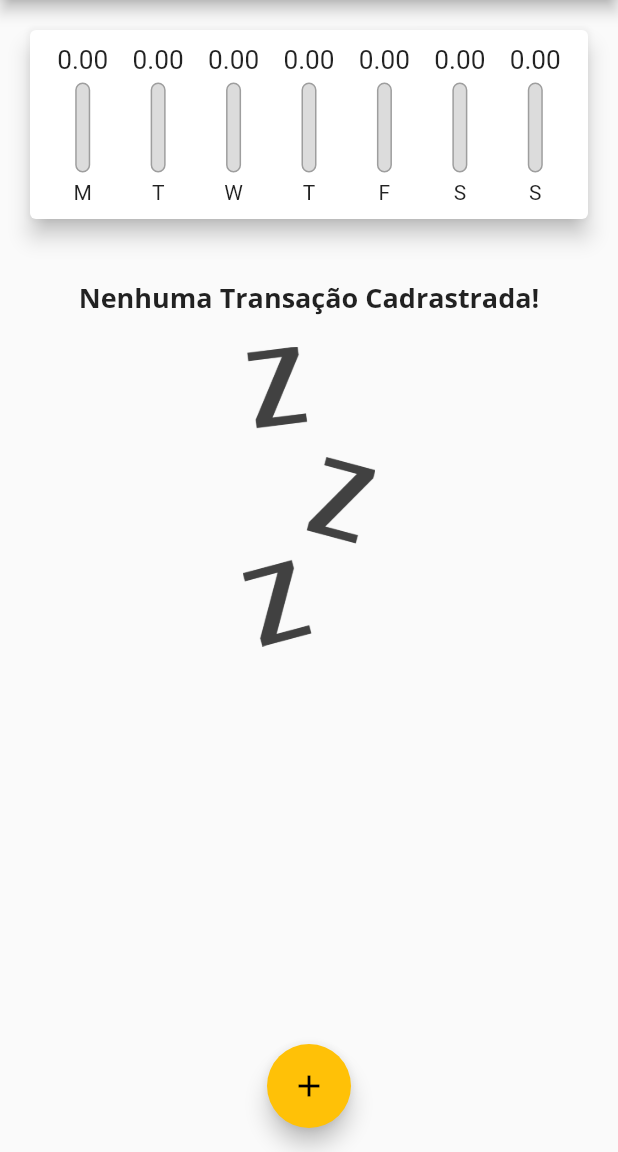
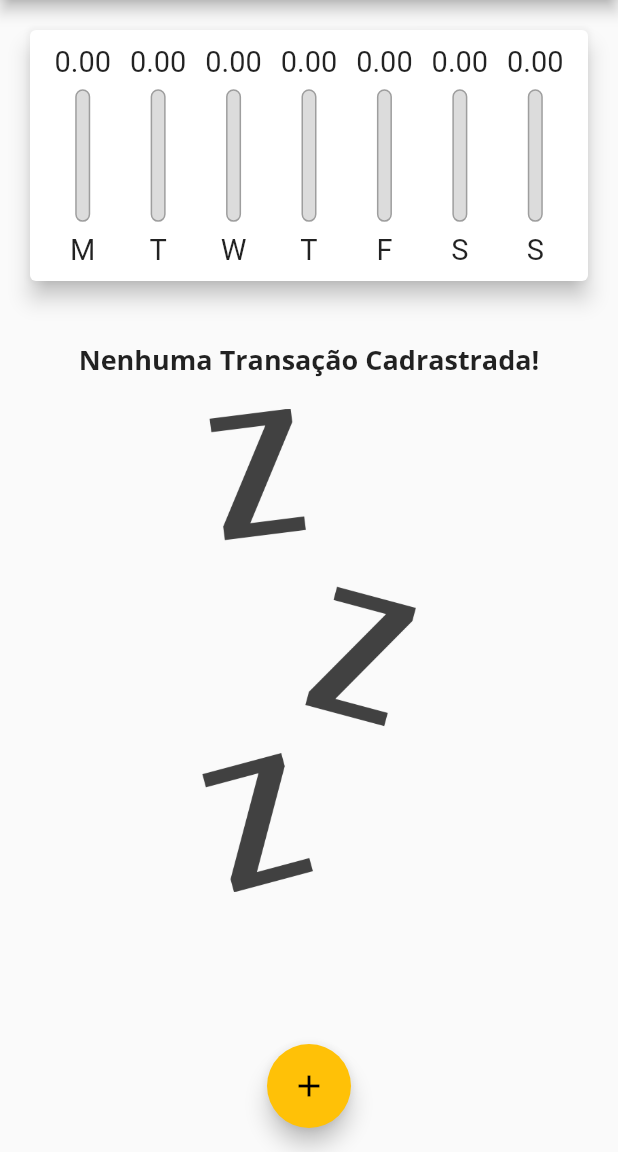
Before and after one commit to LuanBatista904/expenses, a Flutter app: the screen it shows after launch, on a phone screen of 412 x 824 dp, the part 84-1236 px from its top. Run offline on Flutter 3.47's test engine with Material 2 defaults, Android fonts, the phone set to English and light mode, and no system bars.

Commit message:
atualização

```diff
--- a/lib/components/chart_bar.dart
+++ b/lib/components/chart_bar.dart
@@ -1,52 +1,65 @@
 import 'package:flutter/material.dart';
+import 'package:flutter/rendering.dart';
 
 class ChartBar extends StatelessWidget {
   final String label;
   final double value;
   final double percentage;
 
-  ChartBar({required this.label, required this.percentage, required this.value,});
+  ChartBar({
+    required this.label,
+    required this.percentage,
+    required this.value,
+  });
 
   @override
   Widget build(BuildContext context) {
+    return LayoutBuilder(
+      builder: (ctx, constraints) {
         return Column(
           children: [
             Container(
-          height: 20,
+                height: constraints.maxHeight *0.15,
                 child: FittedBox(child: Text('${value.toStringAsFixed(2)}'))),
             SizedBox(
-          height: 5,
+              height: constraints.maxHeight * 0.05,
             ),
             Container(
-          height: 60,
+              height: constraints.maxHeight * 0.6,
               width: 10,
               child: Stack(
                 alignment: Alignment.bottomCenter,
                 children: [
                   Container(
                     decoration: BoxDecoration(
-                  border: Border.all(color: Colors.grey, width: 1.0,),
+                        border: Border.all(
+                          color: Colors.grey,
+                          width: 1.0,
+                        ),
                         color: Color.fromRGBO(220, 220, 220, 1),
-                  borderRadius: BorderRadius.circular(5)
-                ),
+                        borderRadius: BorderRadius.circular(5)),
                   ),
                   FractionallySizedBox(
                     heightFactor: percentage,
                     child: Container(
                       decoration: BoxDecoration(
                           color: Theme.of(context).primaryColor,
-                    borderRadius: BorderRadius.circular(5)
-                  ),
+                          borderRadius: BorderRadius.circular(5)),
                     ),
                   )
                 ],
               ),
             ),
             SizedBox(
-          height: 5,
+              height: constraints.maxHeight * 0.05,
             ),
-        Text(label)
+            Container(
+              height: constraints.maxHeight * 0.15,
+              child: FittedBox(child: Text(label),)
+              )
           ],
+        );
+      },
     );
   }
 }
--- a/lib/components/transaction_form.dart
+++ b/lib/components/transaction_form.dart
@@ -46,10 +46,18 @@ class _TransactionFormState extends State<TransactionForm> {
 
   @override
   Widget build(BuildContext context) {
-    return Card(
+    return SingleChildScrollView(
+      child: Card(
         elevation: 5,
+        child: Container(
+        padding:
+            EdgeInsets.only(bottom: MediaQuery.of(context).viewInsets.bottom),
         child: Padding(
-        padding: const EdgeInsets.all(10),
+          padding: EdgeInsets.only(
+            top: 10,
+            right: 10,
+            left: 10
+          ),
           child: Column(
             children: [
               TextField(
@@ -102,6 +110,8 @@ class _TransactionFormState extends State<TransactionForm> {
             ],
           ),
         ),
+      ),
+    )
     );
   }
 }
--- a/lib/components/transaction_list.dart
+++ b/lib/components/transaction_list.dart
@@ -10,10 +10,9 @@ class TransactionList extends StatelessWidget {
 
   @override
   Widget build(BuildContext context) {
-    return Container(
-      height: 750,
-      child: transactions.isEmpty
-          ? Column(
+    return transactions.isEmpty
+        ? LayoutBuilder(builder: (ctx, constraints) {
+            return Column(
               children: [
                 SizedBox(
                   height: 20,
@@ -24,14 +23,15 @@ class TransactionList extends StatelessWidget {
                 ),
                 SizedBox(height: 20),
                 Container(
-                  height: 200,
+                  height: constraints.maxHeight * 0.6,
                   child: Image.asset(
                     'assets/images/waiting.png',
                     fit: BoxFit.cover,
                   ),
                 ),
               ],
-            )
+            );
+          })
         : ListView.builder(
             itemCount: transactions.length,
             itemBuilder: (ctx, index) {
@@ -55,7 +55,13 @@ class TransactionList extends StatelessWidget {
                     style: Theme.of(context).textTheme.headline6,
                   ),
                   subtitle: Text(DateFormat('d MMM y').format(tr.date)),
-                    trailing: IconButton(
+                  trailing: MediaQuery.of(context).size.width > 480 ?
+                  TextButton.icon(onPressed: () => onRemove(tr.id),
+                   icon: Icon(Icons.delete),
+                  label: Text('Excluir',
+                  style: TextStyle(color: Theme.of(context).errorColor))
+                  ) :
+                  IconButton(
                     icon: Icon(Icons.delete),
                     color: Theme.of(context).errorColor,
                     onPressed: () => onRemove(tr.id),
@@ -63,7 +69,6 @@ class TransactionList extends StatelessWidget {
                 ),
               );
             },
-            ),
           );
   }
 }
--- a/lib/main.dart
+++ b/lib/main.dart
@@ -1,6 +1,7 @@
 import 'package:expenses/components/chart.dart';
 import 'package:expenses/components/transaction_form.dart';
 import 'package:flutter/material.dart';
+import 'dart:io';
 import 'dart:math';
 import 'package:expenses/models/transactions.dart';
 import './components/transaction_list.dart';
@@ -42,6 +43,8 @@ class MyhomePage extends StatefulWidget {
 class _MyhomePageState extends State<MyhomePage> {
   final List<Transaction> _transactions = [];
 
+  bool _showChart = false;
+
   List<Transaction> get _recentTransactions {
     return _transactions.where((tr) {
       return tr.date.isAfter(DateTime.now().subtract(Duration(days: 7)));
@@ -53,7 +56,7 @@ class _MyhomePageState extends State<MyhomePage> {
         id: Random().nextDouble().toString(),
         title: title,
         value: value,
-        date: DateTime.now());
+        date: date);
 
     setState(() {
       _transactions.add(newTransaction);
@@ -79,27 +82,68 @@ class _MyhomePageState extends State<MyhomePage> {
 
   @override
   Widget build(BuildContext context) {
-    return Scaffold(
-      appBar: AppBar(
+    final mediaQuery = MediaQuery.of(context);
+    bool isLandScape =
+        mediaQuery.orientation == Orientation.landscape;
+
+    final appBar = AppBar(
       title: Text(
         'Despesas Pessoais',
       ),
       actions: [
+        if (isLandScape)
+          IconButton(
+            icon: Icon(_showChart ? Icons.list : Icons.show_chart),
+            onPressed: () {
+              setState(() {
+                _showChart = !_showChart;
+              });
+            },
+          ),
         IconButton(
           icon: Icon(Icons.add),
           onPressed: () => _opentransactionFormModal(context),
-          )
+        ),
       ],
-      ),
+    );
+    final availableHeight = mediaQuery.size.height -
+        appBar.preferredSize.height -
+        mediaQuery.padding.top;
+
+    return Scaffold(
+      appBar: appBar,
       body: SingleChildScrollView(
         child: Column(
             crossAxisAlignment: CrossAxisAlignment.stretch,
             children: <Widget>[
-              Chart(_recentTransactions),
-              TransactionList(_transactions, _removeTransaction),
+              // if (isLandScape)
+              //   Row(
+              //     mainAxisAlignment: MainAxisAlignment.center,
+              //     children: [
+              //       Text('Exibir Gráfico'),
+              //       Switch.adaptive(
+              //         activeColor: Theme.of(context).accentColor,
+              //           value: _showChart,
+              //           onChanged: (value) {
+              //             setState(() {
+              //               _showChart = value;
+              //             });
+              //           }),
+              //     ],
+              //   ),
+              if (_showChart || !isLandScape)
+                Container(
+                    height: availableHeight * (isLandScape ? 0.8 : 0.27),
+                    child: Chart(_recentTransactions)),
+              if (!_showChart || !isLandScape)
+                Container(
+                    height: availableHeight * (isLandScape ? 1 : 0.7),
+                    child: TransactionList(_transactions, _removeTransaction)),
             ]),
       ),
-      floatingActionButton: FloatingActionButton(
+      floatingActionButton: Platform.isIOS
+      ? Container()
+      : FloatingActionButton(
         child: Icon(Icons.add),
         onPressed: () => _opentransactionFormModal(context),
       ),
```
Lines whose indentation alone changed are shown as unchanged.
